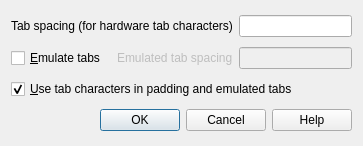
The window that src/DialogTabs.ui (eteran/nedit-ng) describes before a commit, drawn with Qt 5.
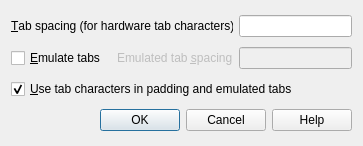
The same window after the commit.

```diff
--- a/src/DialogTabs.ui
+++ b/src/DialogTabs.ui
@@ -17,7 +17,10 @@
    <item row="0" column="0" colspan="2">
     <widget class="QLabel" name="label">
      <property name="text">
-      <string>Tab spacing (for hardware tab characters)</string>
+      <string>&amp;Tab spacing (for hardware tab characters)</string>
+     </property>
+     <property name="buddy">
+      <cstring>editTabSpacing</cstring>
      </property>
     </widget>
    </item>
@@ -37,7 +40,10 @@
       <bool>false</bool>
      </property>
      <property name="text">
-      <string>Emulated tab spacing</string>
+      <string>Emulated tab &amp;spacing</string>
+     </property>
+     <property name="buddy">
+      <cstring>editEmulatedTabSpacing</cstring>
      </property>
     </widget>
    </item>
```
